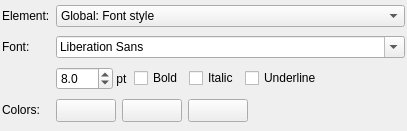
First picture: the form in libpgmodeler_ui/ui/appearanceconfigwidget.ui, repository pgmodeler/pgmodeler, before the edit.
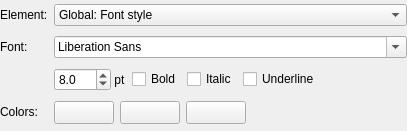
Second picture: the form after the edit.

```diff
--- a/libpgmodeler_ui/ui/appearanceconfigwidget.ui
+++ b/libpgmodeler_ui/ui/appearanceconfigwidget.ui
@@ -14,8 +14,17 @@
    <string>Form</string>
   </property>
   <layout class="QGridLayout" name="appearanceconfig_grid">
-   <property name="margin">
-    <number>2</number>
+   <property name="leftMargin">
+    <number>0</number>
+   </property>
+   <property name="topMargin">
+    <number>0</number>
+   </property>
+   <property name="rightMargin">
+    <number>0</number>
+   </property>
+   <property name="bottomMargin">
+    <number>0</number>
    </property>
    <property name="spacing">
     <number>6</number>
```
